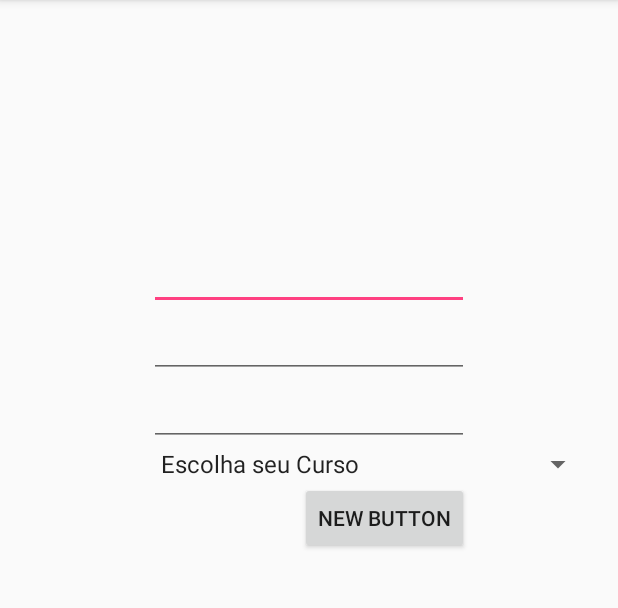
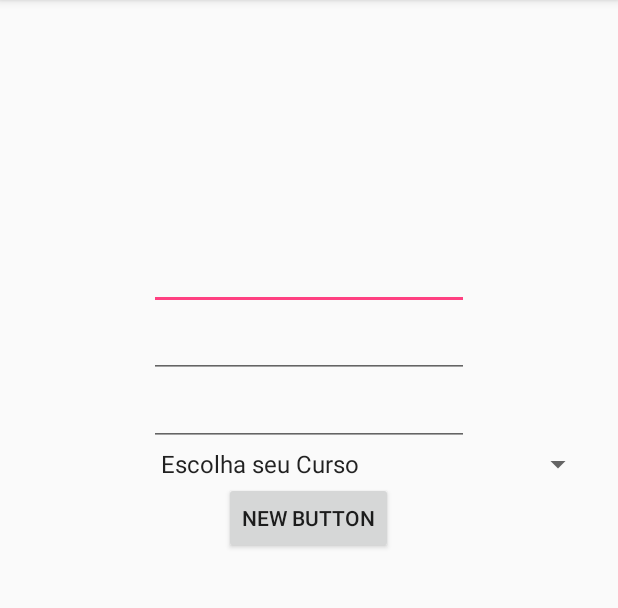
Before and after one commit to strawberryunimonte/ProjetoIntegradorV, an Android app: the ActivityCadastro screen opened directly, with no data from a screen before it, on a phone screen of 412 x 824 dp, the part 84-692 px from its top. Run offline under Robolectric (Android 15) with nearby library versions, the light colour scheme and no system bars; our stand-ins replace Firebase (no records; nobody signed in at launch, a user with empty details on screens opened directly); libraries missing offline, so code that uses them is left out: com.theartofdev.edmodo; pictures from the network do not load.

Commit message:
Downgrade para API 23
Havia um problema de renderização com a API 24, aparentemente a Google
está trabalhando na correção desse bug.

```diff
--- a/FoundYou/app/build.gradle
+++ b/FoundYou/app/build.gradle
@@ -7,7 +7,7 @@ android {
     defaultConfig {
         applicationId "com.example.strawberry.foundyou"
         minSdkVersion 16
-        targetSdkVersion 24
+        targetSdkVersion 23
         versionCode 1
         versionName "1.0"
     }
--- a/FoundYou/app/src/main/res/layout/activity_cadastro.xml
+++ b/FoundYou/app/src/main/res/layout/activity_cadastro.xml
@@ -33,7 +33,8 @@
         android:ems="10"
         android:id="@+id/emailEdt"
         android:layout_below="@+id/nomeEdt"
-        android:layout_alignEnd="@+id/nomeEdt" />
+        android:layout_alignEnd="@+id/nomeEdt"
+        android:layout_alignRight="@+id/nomeEdt" />
 
     <EditText
         android:layout_width="wrap_content"
@@ -42,14 +43,16 @@
         android:ems="10"
         android:id="@+id/senha"
         android:layout_below="@+id/emailEdt"
-        android:layout_alignEnd="@+id/emailEdt" />
+        android:layout_alignEnd="@+id/emailEdt"
+        android:layout_alignRight="@+id/emailEdt" />
 
     <Spinner
         android:layout_width="wrap_content"
         android:layout_height="wrap_content"
         android:id="@+id/cursosSpinner"
         android:layout_below="@+id/senha"
-        android:layout_alignStart="@+id/senha" />
+        android:layout_alignStart="@+id/senha"
+        android:layout_alignLeft="@+id/senha" />
 
     <Button
         style="?android:attr/buttonStyleSmall"
@@ -58,6 +61,6 @@
         android:text="New Button"
         android:id="@+id/cadastrarBtn"
         android:layout_below="@+id/cursosSpinner"
-        android:layout_alignEnd="@+id/senha" />
+        android:layout_centerHorizontal="true" />
 
 </RelativeLayout>
```
